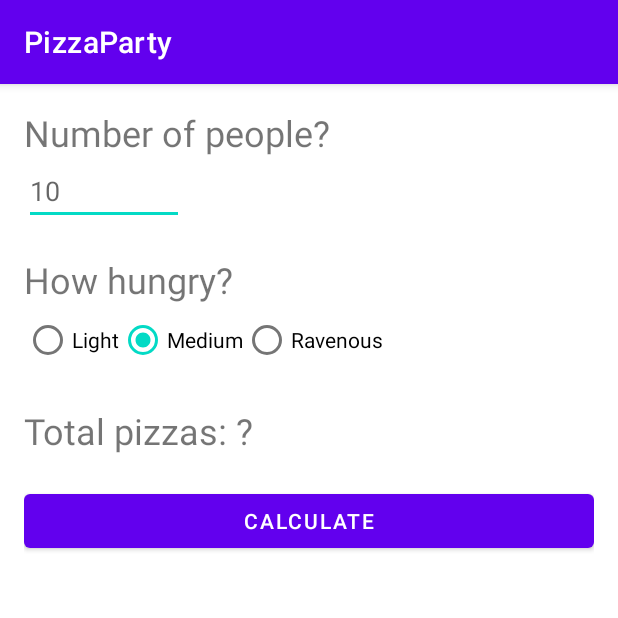
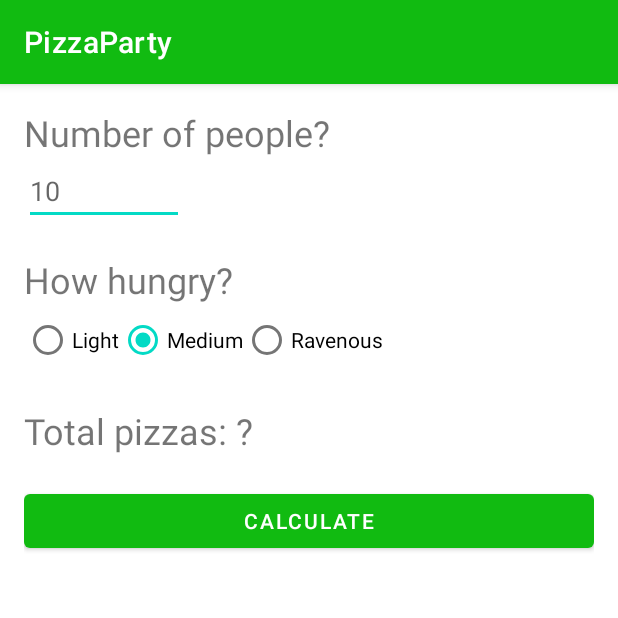
Before and after one commit to SuhasSDSU/CS-646-Assignment-1, an Android app: the screen it shows after launch (MainActivity), on a phone screen of 412 x 824 dp, the top half of it. Run offline under Robolectric (Android 15) with nearby library versions, the phone set to English and light mode, and no system bars.

Commit message:
feat: 	changes in the layout. As per lesson 2

```diff
--- a/app/src/main/java/com/example/pizzaparty/MainActivity.kt
+++ b/app/src/main/java/com/example/pizzaparty/MainActivity.kt
@@ -5,7 +5,7 @@ import android.os.Bundle
 import android.view.View
 import android.widget.EditText
 import android.widget.TextView
-import android.widget.RadioGroup;
+import android.widget.RadioGroup
 import kotlin.math.ceil
 import android.util.Log
 
--- a/app/src/main/res/layout/activity_main.xml
+++ b/app/src/main/res/layout/activity_main.xml
@@ -11,17 +11,17 @@
         android:layout_width="match_parent"
         android:layout_height="match_parent"
         android:orientation="vertical"
-        android:paddingBottom="16dp"
-        android:paddingLeft="16dp"
-        android:paddingRight="16dp"
-        android:paddingTop="16dp"
+        android:paddingBottom="@dimen/activity_vertical_margin"
+        android:paddingLeft="@dimen/activity_horizontal_margin"
+        android:paddingRight="@dimen/activity_horizontal_margin"
+        android:paddingTop="@dimen/activity_vertical_margin"
         tools:layout_editor_absoluteX="1dp">
 
         <TextView
             android:layout_width="wrap_content"
             android:layout_height="wrap_content"
-            android:text="Number of people?"
-            android:textSize="24sp"
+            android:text="@string/number_of_people"
+            android:textSize="@dimen/text_size"
           />
         <EditText
             android:id="@+id/num_attend_edit_text"
@@ -30,12 +30,12 @@
             android:inputType="number"
             android:ems="5"
             android:importantForAutofill="no"
-            android:hint="10" />
+            android:hint="@string/_10" />
         <TextView
             android:layout_width="wrap_content"
             android:layout_height="wrap_content"
             android:layout_marginTop="20dp"
-            android:text="How hungry?"
+            android:text="@string/how_hungry"
             android:textSize="24sp"
             android:labelFor="@id/hungry_radio_group" />
 
@@ -46,25 +46,25 @@
             android:orientation="horizontal">
             <RadioButton
                 android:id="@+id/light_radio_button"
-                android:text="Light"
+                android:text="@string/light"
                 android:layout_width="wrap_content"
                 android:layout_height="wrap_content" />
             <RadioButton
                 android:id="@+id/medium_radio_button"
-                android:text="Medium"
+                android:text="@string/medium"
                 android:layout_width="wrap_content"
                 android:layout_height="wrap_content"
                 android:checked="true" />
             <RadioButton
                 android:id="@+id/ravenous_radio_button"
-                android:text="Ravenous"
+                android:text="@string/ravenous"
                 android:layout_width="wrap_content"
                 android:layout_height="wrap_content" />
         </RadioGroup>
 
         <TextView
             android:id="@+id/num_pizzas_text_view"
-            android:text="Total pizzas: ?"
+            android:text="@string/total_pizzas"
             android:layout_width="wrap_content"
             android:layout_height="wrap_content"
             android:layout_marginTop="20dp"
@@ -72,7 +72,7 @@
 
         <Button
             android:id="@+id/calc_button"
-            android:text="Calculate"
+            android:text="@string/calculate"
             android:layout_width="match_parent"
             android:layout_height="wrap_content"
             android:layout_marginTop="20dp"
--- a/app/src/main/res/values/colors.xml
+++ b/app/src/main/res/values/colors.xml
@@ -7,4 +7,5 @@
     <color name="teal_700">#FF018786</color>
     <color name="black">#FF000000</color>
     <color name="white">#FFFFFFFF</color>
+    <color name="my_green">#11BB11</color>
 </resources>
--- /dev/null
+++ b/app/src/main/res/values/dimens.xml
@@ -0,0 +1,7 @@
+<?xml version="1.0" encoding="utf-8"?>
+<resources>
+    <dimen name="activity_horizontal_margin">16dp</dimen>
+    <dimen name="activity_vertical_margin">16dp</dimen>
+    <dimen name="text_size">24sp</dimen>
+    <dimen name="label_text_size">30sp</dimen>
+</resources>
--- a/app/src/main/res/values/strings.xml
+++ b/app/src/main/res/values/strings.xml
@@ -1,3 +1,11 @@
 <resources>
     <string name="app_name">PizzaParty</string>
+    <string name="number_of_people">Number of people?</string>
+    <string name="_10">10</string>
+    <string name="how_hungry">How hungry?</string>
+    <string name="light">Light</string>
+    <string name="medium">Medium</string>
+    <string name="ravenous">Ravenous</string>
+    <string name="total_pizzas">Total pizzas: ?</string>
+    <string name="calculate">Calculate</string>
 </resources>
--- a/app/src/main/res/values/themes.xml
+++ b/app/src/main/res/values/themes.xml
@@ -2,7 +2,7 @@
     <!-- Base application theme. -->
     <style name="Theme.PizzaParty" parent="Theme.MaterialComponents.DayNight.DarkActionBar">
         <!-- Primary brand color. -->
-        <item name="colorPrimary">@color/purple_500</item>
+        <item name="colorPrimary">@color/my_green</item>
         <item name="colorPrimaryVariant">@color/purple_700</item>
         <item name="colorOnPrimary">@color/white</item>
         <!-- Secondary brand color. -->
```
